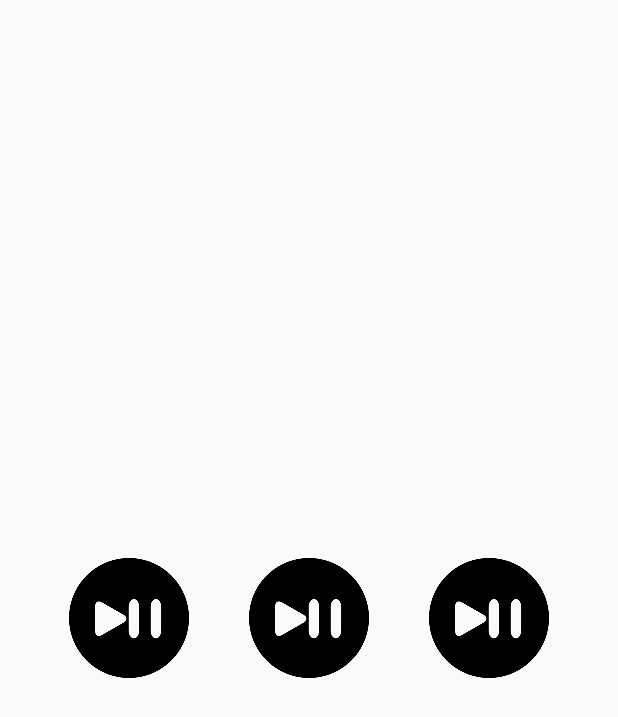
After one commit to YaniAless/MiniDeezer, an Android app: the layout custom_view.xml on its own in the app's theme, with its tools: preview values and no code run, on a phone screen of 412 x 824 dp. The commit adds this screen. Shown: the top 717 px of the screen. Run offline under Robolectric (Android 15) with nearby library versions, the phone set to English and light mode, and no system bars.

Commit message:
Player is implemented by CustomComponent + song is played even in BG

```diff
--- a/app/src/main/java/com/example/minideezer/TrackActivity.kt
+++ b/app/src/main/java/com/example/minideezer/TrackActivity.kt
@@ -17,7 +17,9 @@ class TrackActivity: AppCompatActivity() {
 
         val trackTitleTextView: TextView = findViewById(R.id.track_name)
         val artistNameTextView: TextView = findViewById(R.id.artist_name)
-        val playPause: Button = findViewById(R.id.play_pause)
+        var playPause: Button = findViewById(R.id.play_pause)
+        var next :Button = findViewById(R.id.next)
+        var previous: Button = findViewById(R.id.previous)
 
         val trackLink = intent.getStringExtra(AlbumDetailsActivity.AlbumDetailsViewHolder.SONG_LINK_KEY)
         val trackTitle = intent.getStringExtra(AlbumDetailsActivity.AlbumDetailsViewHolder.SONG_TITLE_KEY)
@@ -45,5 +47,4 @@ class TrackActivity: AppCompatActivity() {
 
     }
 
-
 }
--- /dev/null
+++ b/app/src/main/res/layout/custom_view.xml
@@ -0,0 +1,34 @@
+<?xml version="1.0" encoding="utf-8"?>
+<LinearLayout xmlns:android="http://schemas.android.com/apk/res/android"
+    android:layout_width="match_parent"
+    android:layout_height="80dp"
+    android:layout_gravity="center"
+    android:gravity="center"
+    android:orientation="horizontal">
+
+    <Button
+        android:id="@+id/previous"
+        android:layout_width="80dp"
+        android:layout_height="80dp"
+        android:layout_gravity="center"
+        android:background="@drawable/play_pause" />
+
+
+    <Button
+        android:id="@+id/play_pause"
+        android:layout_width="80dp"
+        android:layout_height="80dp"
+        android:layout_gravity="center"
+        android:layout_marginLeft="40dp"
+        android:layout_marginRight="40dp"
+        android:background="@drawable/play_pause" />
+
+    <Button
+        android:id="@+id/next"
+        android:layout_width="80dp"
+        android:layout_height="80dp"
+        android:layout_gravity="center"
+        android:background="@drawable/play_pause" />
+
+
+</LinearLayout>
```
Also changed, not shown: app/src/main/java/com/example/minideezer/CustomView.kt (added, +34 -0 lines), app/src/main/res/layout/track.xml (+7 -6 lines), app/src/main/res/values/attrs.xml (added, +8 -0 lines), app/src/main/res/drawable/play_pause.png (added).
